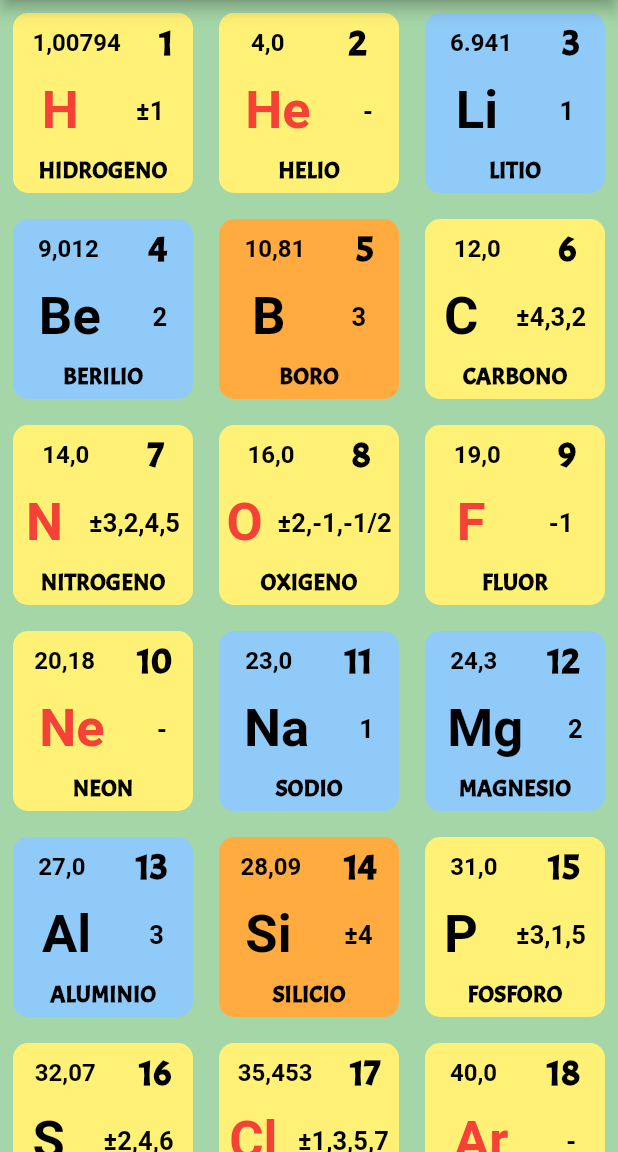
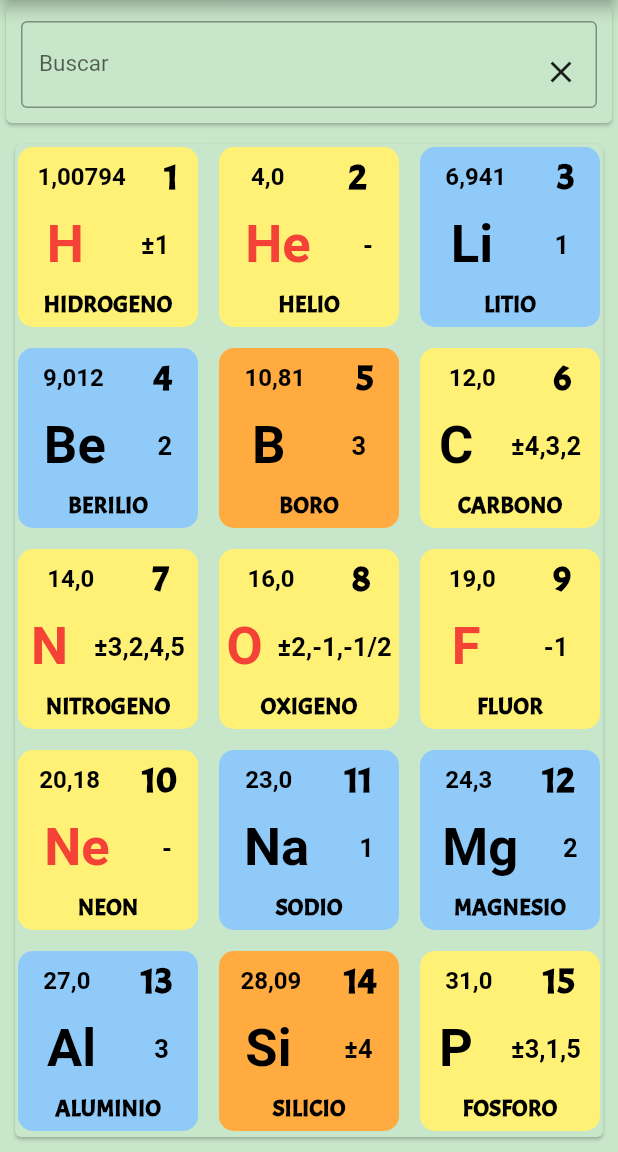
Before and after one commit to juancarlos170429/Configuracio_Electronica_App_abc, a Flutter app: the screen it shows after launch, on a phone screen of 412 x 824 dp, the part 84-1236 px from its top. Run offline on Flutter 3.47's test engine with Material 2 defaults, Android fonts, the phone set to English and light mode, and no system bars.

Commit message:
impletancion de buscar

```diff
--- a/lib/conf_elect.dart
+++ b/lib/conf_elect.dart
@@ -1,22 +1,34 @@
 import 'package:flutter/material.dart';
 import 'elemento.dart';
-class ConfElect extends StatelessWidget{
-  String pesoAtomico="63,55";
-  String numeroAtomico="29";
-  String simbolo="Cu";
-  String estadoOxidacion="2,1";
-  String nombre="COBRE";
+
+class ConfElect extends StatelessWidget {
+  String pesoAtomico = "63,55";
+  String numeroAtomico = "29";
+  String simbolo = "Cu";
+  String estadoOxidacion = "2,1";
+  String nombre = "COBRE";
   Color colorFondo;
   Color colorLetraSimbolo;
-  String grupo="1";
-  String periodo="2";
-  String bloque="2";
-  String conf="s";
-  ConfElect(this.pesoAtomico,this.numeroAtomico,this.simbolo,this.estadoOxidacion,this.nombre,this.colorFondo,this.colorLetraSimbolo,this.grupo,this.periodo,this.bloque,this.conf);
+  String grupo = "1";
+  String periodo = "2";
+  String bloque = "2";
+  String conf = "s";
+  ConfElect(
+      this.pesoAtomico,
+      this.numeroAtomico,
+      this.simbolo,
+      this.estadoOxidacion,
+      this.nombre,
+      this.colorFondo,
+      this.colorLetraSimbolo,
+      this.grupo,
+      this.periodo,
+      this.bloque,
+      this.conf);
 
   @override
   Widget build(BuildContext context) {
-    final info= Container(
+    final info = Container(
       height: 120.0,
       width: 640.0,
       decoration: BoxDecoration(
@@ -32,33 +44,34 @@ class ConfElect extends StatelessWidget{
         ],
       ),
       margin: const EdgeInsets.all(20.0),
-      child: Column(
-          mainAxisAlignment: MainAxisAlignment.center,
-          children:[
-            Text("GRUPO : "+grupo,
+      child: Column(mainAxisAlignment: MainAxisAlignment.center, children: [
+        Text(
+          "GRUPO : " + grupo,
           style: TextStyle(
             color: Colors.black,
             fontSize: 24.0,
             fontFamily: "ConcertOne",
           ),
         ),
-            Text("PERIODO : $periodo",
+        Text(
+          "PERIODO : $periodo",
           style: TextStyle(
             color: Colors.black,
             fontSize: 24.0,
             fontFamily: "ConcertOne",
-              ),),
-            Text("BLOQUE : $bloque",
+          ),
+        ),
+        Text(
+          "BLOQUE : $bloque",
           style: TextStyle(
             color: Colors.black,
             fontSize: 24.0,
             fontFamily: "ConcertOne",
-              ),),
-
-          ]
           ),
+        ),
+      ]),
     );
-    final conf_elect=Container(
+    final conf_elect = Container(
       height: 300.0,
       width: 640.0,
       decoration: BoxDecoration(
@@ -74,10 +87,10 @@ class ConfElect extends StatelessWidget{
         ],
       ),
       margin: const EdgeInsets.all(20.0),
-      padding:  EdgeInsets.only(left: 40.0,right: 40.0),
+      padding: EdgeInsets.only(left: 40.0, right: 40.0),
       child: Center(
-        child:Text(conf,
-
+        child: Text(
+          conf,
           style: TextStyle(
             color: Colors.black,
             fontSize: 30.0,
@@ -88,18 +101,18 @@ class ConfElect extends StatelessWidget{
     );
     // TODO: implement build
     return Container(
-      decoration: new BoxDecoration(
-          color: Colors.green[200]
-      ),
+      decoration: new BoxDecoration(color: Colors.green[200]),
       margin: const EdgeInsets.only(top: 22.0),
       child: Column(
         children: [
-            Elemento(pesoAtomico,numeroAtomico,simbolo,estadoOxidacion,nombre,colorFondo,colorLetraSimbolo),
-            info,
-            conf_elect
+          Elemento(pesoAtomico, numeroAtomico, simbolo, estadoOxidacion, nombre,
+              colorFondo, colorLetraSimbolo),
+          Expanded(
+              child: ListView(
+            children: [info, conf_elect],
+          ))
         ],
       ),
     );
   }
-
 }
--- a/lib/leyenda.dart
+++ b/lib/leyenda.dart
@@ -1,50 +1,43 @@
 import 'package:flutter/material.dart';
-class LeyendaView extends StatelessWidget{
+
+class LeyendaView extends StatelessWidget {
   @override
   Widget build(BuildContext context) {
     // TODO: implement build
     return Container(
-     margin: EdgeInsets.only(top: 120),
-     child: Column(
-       crossAxisAlignment: CrossAxisAlignment.center,
+      child: ListView(
         children: [
           Container(
+            margin: EdgeInsets.only(top: 70),
             height: 200.0,
             width: 400.0,
             decoration: BoxDecoration(
-              image: DecorationImage(
-                image: AssetImage('assets/Im1.png')
-              )
-           ),
+                image: DecorationImage(image: AssetImage('assets/Im1.png'))),
           ),
           Container(
+            margin: EdgeInsets.only(top: 70),
             height: 200.0,
             width: 400.0,
             decoration: BoxDecoration(
-               image: DecorationImage(
-                   image: AssetImage('assets/Im2.png')
-               )
-           ),
+                image: DecorationImage(image: AssetImage('assets/Im2.png'))),
           ),
         ],
       ),
     );
   }
+}
 
-}
-class Leyenda extends StatelessWidget{
+class Leyenda extends StatelessWidget {
   @override
   Widget build(BuildContext context) {
     // TODO: implement build
     return Scaffold(
-      backgroundColor:Color.fromARGB(255, 159, 237, 157),
+      backgroundColor: Color.fromARGB(255, 159, 237, 157),
       appBar: AppBar(
         backgroundColor: Colors.green,
         title: Text("Leyenda"),
       ),
-      body:LeyendaView(),
-
+      body: LeyendaView(),
     );
   }
-
 }
--- /dev/null
+++ b/lib/lista_buscar.dart
@@ -0,0 +1,333 @@
+import 'package:conf_elect_app/models/elementos.dart';
+import 'package:conf_elect_app/elemento.dart';
+import 'package:conf_elect_app/second_route.dart';
+import 'package:flutter/material.dart';
+
+class ListaBuscar extends StatefulWidget {
+  @override
+  _ListaBuscarState createState() => _ListaBuscarState();
+}
+
+class _ListaBuscarState extends State<ListaBuscar> {
+  List<Elementos> lista;
+  List<Elementos> listaBusqueda;
+  final TextEditingController input = TextEditingController(text: '');
+
+  @override
+  void initState() {
+    // TODO: implement initState
+    super.initState();
+    lista = [
+      Elementos("1,00794", "1", "H", "±1", "HIDROGENO", "amarillo", "rojo",
+          "I-A", "1", "s", "1s1"),
+      Elementos("4,0", "2", "He", "-", "HELIO", "amarillo", "rojo", "VIII-A",
+          "1", "s", "1s2"),
+      Elementos("6,941", "3", "Li", "1", "LITIO", "celeste", "negro", "I-A",
+          "2", "s", "1s2 2s1"),
+      Elementos("9,012", "4", "Be", "2", "BERILIO", "celeste", "negro", "II-A",
+          "2", "s", "1s2 2s2"),
+      Elementos("10,81", "5", "B", "3", "BORO", "naranja", "negro", "III-A",
+          "2", "p", "1s2 2s2 2p1"),
+      Elementos("12,0", "6", "C", "±4,3,2", "CARBONO", "amarillo", "negro",
+          "IV-A", "2", "p", "1s2 2s2 2p2"),
+      Elementos("14,0", "7", "N", "±3,2,4,5", "NITROGENO", "amarillo", "rojo",
+          "V-A", "2", "p", "1s2 2s2 2p3"),
+      Elementos("16,0", "8", "O", "±2,-1,-1/2", "OXIGENO", "amarillo", "rojo",
+          "VI-A", "2", "p", "1s2 2s2 2p4"),
+      Elementos("19,0", "9", "F", "-1", "FLUOR", "amarillo", "rojo", "VII-A",
+          "2", "p", "1s2 2s2 2p5"),
+      Elementos("20,18", "10", "Ne", "-", "NEON", "amarillo", "rojo", "VIII-A",
+          "2", "p", "1s2 2s2 2p6"),
+      Elementos("23,0", "11", "Na", "1", "SODIO", "celeste", "negro", "I-A",
+          "3", "s", "1s2 2s2 2p6 3s1"),
+      Elementos("24,3", "12", "Mg", "2", "MAGNESIO", "celeste", "negro", "II-A",
+          "3", "s", "1s2 2s2 2p6 3s2"),
+      Elementos("27,0", "13", "Al", "3", "ALUMINIO", "celeste", "negro",
+          "III-A", "3", "p", "1s2 2s2 2p6 3s2 3p1"),
+      Elementos("28,09", "14", "Si", "±4", "SILICIO", "naranja", "negro",
+          "IV-A", "3", "p", "1s2 2s2 2p6 3s2 3p2"),
+      Elementos("31,0", "15", "P", "±3,1,5", "FOSFORO", "amarillo", "negro",
+          "V-A", "3", "p", "1s2 2s2 2p6 3s2 3p3"),
+      Elementos("32,07", "16", "S", "±2,4,6", "AZUFRE", "amarillo", "negro",
+          "VI-A", "3", "p", "1s2 2s2 2p6 3s2 3p4"),
+      Elementos("35,453", "17", "Cl", "±1,3,5,7", "CLORO", "amarillo", "rojo",
+          "VII-A", "3", "p", "1s2 2s2 2p6 3s2 3p5"),
+      Elementos("40,0", "18", "Ar", "-", "ARGON", "amarillo", "rojo", "VIII-A",
+          "3", "p", "1s2 2s2 2p6 3s2 3p6"),
+      Elementos("39,1", "19", "K", "1", "POTASIO", "celeste", "negro", "I-A",
+          "4", "s", "1s2 2s2 2p6 3s2 3p6 4s1 "),
+      Elementos("40,1", "20", "Ca", "2", "CALCIO", "celeste", "negro", "II-A",
+          "4", "s", "1s2 2s2 2p6 3s2 3p6 4s2 "),
+      Elementos("45,0", "21", "Sc", "3", "ESCANDIO", "celeste", "negro",
+          "III-B", "4", "d", "1s2 2s2 2p6 3s2 3p6 3d1 4s2"),
+      Elementos("47,867", "22", "Ti", "4,3,2", "TITANIO", "celeste", "negro",
+          "IV-B", "4", "d", "1s2 2s2 2p6 3s2 3p6 3d2 4s2"),
+      Elementos("50,94", "23", "Va", "5,4,3,2", "VANADIO", "celeste", "negro",
+          "V-B", "4", "d", "1s2 2s2 2p6 3s2 3p6 3d3 4s2"),
+      Elementos("52,0", "24", "Cr", "6,3,2", "CROMO", "celeste", "negro",
+          "VI-B", "4", "d", "1s2 2s2 2p6 3s2 3p6 3d5 4s1"),
+      Elementos("54,94", "25", "Mn", "7,6,4,3,2", "MANGANESO", "celeste",
+          "negro", "VII-B", "4", "d", "1s2 2s2 2p6 3s2 3p6 4s2 3d5"),
+      Elementos("55,84", "26", "Fe", "6,3,2", "HIERRO", "celeste", "negro",
+          "VII-B", "4", "dss", "1s2 2s2 2p6 3s2 3p6 4s2 3d5"),
+      Elementos("58,93", "27", "Co", "4,3,2", "COBALTO", "celeste", "negro",
+          "VII-B", "4sssss", "dss", "1s2 2s2 2p6 3s2 3p6 4s2 3d5"),
+      Elementos("58,69", "28", "Ni", "2,3", "NIQUEL", "celeste", "negro",
+          "VII-B", "4sssss", "dss", "1s2 2s2 2p6 3s2 3p6 4s2 3d5"),
+      Elementos("63,55", "29", "Cu", "2,1", "COBRE", "celeste", "negro",
+          "VII-B", "4sssss", "dss", "1s2 2s2 2p6 3s2 3p6 4s2 3d5"),
+      Elementos("65,41", "30", "Zn", "2", "ZINC", "celeste", "negro", "VII-B",
+          "4sssss", "dss", "1s2 2s2 2p6 3s2 3p6 4s2 3d5"),
+      Elementos("69,72", "31", "Ga", "2,3", "GALIO", "celeste", "negro",
+          "III-A", "4", "p", "1s2 2s2 2p6 3s2 3p6 3d10 4s2 4p1"),
+      Elementos("72,64", "32", "Ge", "±4,2", "GERMANIO", "naranja", "negro",
+          "IV-A", "4", "p", "1s2 2s2 2p6 3s2 3p6 3d10 4s2 4p2"),
+      Elementos("74,92", "33", "As", "±3,5", "ARSENICO", "naranja", "negro",
+          "V-A", "4", "p", "1s2 2s2 2p6 3s2 3p6 3d10 4s2 4p3"),
+      Elementos("78,92", "34", "Se", "±2,4,6", "SELENIO", "amarillo", "negro",
+          "VI-A", "4", "p", "1s2 2s2 2p6 3s2 3p6 3d10 4s2 4p4"),
+      Elementos("79,90", "35", "Br", "±1,3,5,7", "BROMO", "amarillo", "verde",
+          "VII-A", "4", "p", "1s2 2s2 2p6 3s2 3p6 3d10 4s2 4p5"),
+      Elementos("83,80", "36", "Kr", "2,4", "KRIPTON", "amarillo", "rojo",
+          "VIII-A", "4", "p", "1s2 2s2 2p6 3s2 3p6 3d10 4s2 4p6"),
+      Elementos("85,47", "37", "Rb", "1", "RUBIDIO", "celeste", "negro", "I-A",
+          "5", "s", "1s2 2s2 2p6 3s2 3p6 3d10 4s2 4p6 5s1"),
+      Elementos("87,62", "38", "Sr", "2", "ESTRONCIO", "celeste", "negro",
+          "II-A", "5", "s", "1s2 2s2 2p6 3s2 3p6 3d10 4s2 4p6 5s2"),
+      Elementos("45,0", "39", "Y", "3", "ITRIO", "celeste", "negro", "III-B",
+          "5", "d", "1s2 2s2 2p6 3s2 3p6 3d10 4s2 4p6 4d1 5s2"),
+      Elementos("91,22", "40", "Zr", "4", "ZIRCONIO", "celeste", "negro",
+          "IV-B", "5", "d", "1s2 2s2 2p6 3s2 3p6 3d10 4s2 4p6 4d2 5s2"),
+      Elementos("92,91", "41", "Nb", "5,3", "NIOBIO", "celeste", "negro", "V-B",
+          "5", "d", "1s2 2s2 2p6 3s2 3p6 3d10 4s2 4p6 4d4 5s1"),
+      Elementos(
+          "95,94",
+          "42",
+          "Mo",
+          "6,5,4,3,2",
+          "MOLIBDENO",
+          "celeste",
+          "negro",
+          "VI-B",
+          "5",
+          "d",
+          "1s2 2s2 2p6 3s2 3p6 3d10 4s2 4p6 4d5 5s1"),
+      Elementos("[98]", "43", "Tc", "7", "TECNECIO", "celeste", "blanco",
+          "VII-B", "5", "d", "1s2 2s2 2p6 3s2 3p6 3d10 4s2 4p6 4d5 5s2"),
+      Elementos(
+          "101,07",
+          "44",
+          "Ru",
+          "8,6,4,3,2",
+          "RUTENIO",
+          "celeste",
+          "negro",
+          "VIII",
+          "5",
+          "d",
+          "1s2 2s2 2p6 3s2 3p6 3d10 4s2 4p6 4d7 5s1"),
+      Elementos("102,9", "45", "Rh", "4,3,2", "RODIO", "celeste", "negro",
+          "VIII", "5", "d", "1s2 2s2 2p6 3s2 3p6 3d10 4s2 4p6 4d8 5s1"),
+      Elementos("106,42", "46", "Pd", "2,4", "PALADIO", "celeste", "negro",
+          "VIII", "5", "d", "1s2 2s2 2p6 3s2 3p6 3d10 4s2 4p6 4d10"),
+      Elementos("107,87", "47", "Ag", "2,1", "PLATA", "celeste", "negro", "I-B",
+          "5", "d", "1s2 2s2 2p6 3s2 3p6 3d10 4s2 4p6 4d10 5s1"),
+      Elementos("112,41", "48", "Cd", "2", "CADMIO", "celeste", "negro", "II-B",
+          "5", "d", "1s2 2s2 2p6 3s2 3p6 3d10 4s2 4p6 4d10 5s2"),
+      Elementos("114,82", "49", "In", "3", "INDIO", "celeste", "negro", "III-A",
+          "5", "p", "1s2 2s2 2p6 3s2 3p6 3d10 4s2 4p6 4d10 5s2 5p1"),
+      Elementos("118,71", "50", "Sn", "4,2", "ESTAÑO", "celeste", "negro",
+          "IV-A", "5", "p", "1s2 2s2 2p6 3s2 3p6 3d10 4s2 4p6 4d10 5s2 5p2"),
+      Elementos("121,76", "51", "Sb", "±3,5", "ANTIMONIO", "naranja", "negro",
+          "V-A", "5", "p", "1s2 2s2 2p6 3s2 3p6 3d10 4s2 4p6 4d10 5s2 5p3"),
+      Elementos("127,60", "52", "Te", "±2,4,6", "TELURO", "naranja", "negro",
+          "VI-A", "5", "p", "1s2 2s2 2p6 3s2 3p6 3d10 4s2 4p6 4d10 5s2 5p4"),
+      Elementos("126,90", "53", "I", "±1,5,7", "IODO", "amarillo", "negro",
+          "VII-A", "5", "p", "1s2 2s2 2p6 3s2 3p6 3d10 4s2 4p6 4d10 5s2 5p5"),
+      Elementos("131,29", "54", "Xe", "8,6,4,2", "XENON", "amarillo", "rojo",
+          "VIII-A", "5", "p", "1s2 2s2 2p6 3s2 3p6 3d10 4s2 4p6 4d10 5s2 5p6"),
+      Elementos("132,9", "55", "Cs", "1", "CESIO", "celeste", "negro", "I-A",
+          "6", "s", "1s2 2s2 2p6 3s2 3p6 3d10 4s2 4p6 4d10 5s2 5p6 6s1"),
+      Elementos("137,3", "56", "Ba", "2", "BARIO", "celeste", "negro", "II-A",
+          "6", "s", "1s2 2s2 2p6 3s2 3p6 3d10 4s2 4p6 4d10 5s2 5p6 6s2"),
+      Elementos("138,9", "57", "La", "3", "LANTANO", "verde", "negro", "III-B",
+          "6", "f", "1s2 2s2 2p6 3s2 3p6 3d10 4s2 4p6 4d10 5s2 5p6 5d1 6s2"),
+      Elementos(
+          "140,12",
+          "58",
+          "Ce",
+          "3,4",
+          "CERIO",
+          "verde",
+          "negro",
+          "III-B",
+          "6",
+          "f",
+          "1s2 2s2 2p6 3s2 3p6 3d10 4s2 4p6 4d10 5s2 5p6 4f1 5d1 6s2"),
+      Elementos(
+          "140,9",
+          "59",
+          "Pr",
+          "3,4",
+          "PRASEODIMIO",
+          "verde",
+          "negro",
+          "III-B",
+          "6",
+          "f",
+          "1s2 2s2 2p6 3s2 3p6 3d10 4s2 4p6 4d10 5s2 5p6 4f3 6s2"),
+      Elementos(
+          "144,24",
+          "60",
+          "Nd",
+          "3",
+          "NEODIMIO",
+          "verde",
+          "negro",
+          "III-B",
+          "6",
+          "f",
+          "1s2 2s2 2p6 3s2 3p6 3d10 4s2 4p6 4d10 5s2 5p6 4f4 6s2"),
+    ];
+
+    listaBusqueda = lista;
+  }
+
+  void buscar(String valor) {
+    setState(() {
+      listaBusqueda = lista
+          .where(
+              (elemento) => elemento.nombre.indexOf(valor.toUpperCase()) >= 0)
+          .toList();
+    });
+  }
+
+  var Eliminar = "1";
+  chooseColor(String valor) {
+    Color _color;
+    switch (valor) {
+      case 'amarillo':
+        _color = Colors.yellow[300];
+        break;
+      case 'celeste':
+        _color = Colors.blue[200];
+        break;
+      case 'verde':
+        _color = Colors.green[500];
+        break;
+      case 'naranja':
+        _color = Colors.orangeAccent;
+        break;
+      case 'negro':
+        _color = Colors.black;
+        break;
+      case 'blanco':
+        _color = Colors.white;
+        break;
+      case 'plomo':
+        _color = Colors.grey[400];
+        break;
+      case 'rojo':
+        _color = Colors.red;
+        break;
+      default:
+        _color = Colors.green;
+        break;
+    }
+    return _color;
+  }
+
+  @override
+  Widget build(BuildContext context) {
+    return Scaffold(
+        backgroundColor: Colors.green[100],
+        body: Column(
+          children: [
+            Card(
+              color: Colors.green[100],
+              child: Padding(
+                padding: const EdgeInsets.all(10.0),
+                child: Stack(alignment: Alignment(1.0, 1.0), children: [
+                  TextField(
+                      decoration: InputDecoration(
+                        border: OutlineInputBorder(),
+                        labelText: 'Buscar',
+                      ),
+                      style: TextStyle(
+                        fontSize: 15,
+                      ),
+                      controller: input,
+                      onChanged: (String valor) {
+                        buscar(valor);
+                        if (valor.length > 0) {
+                          //IconButton(icon: Icon(Icons.search));
+                          Eliminar = "1";
+                          //si entra
+                        } else {
+                          Eliminar = "0";
+                        }
+                      }),
+                  IconButton(
+                      icon: Eliminar == "1"
+                          ? Icon(Icons.close_outlined)
+                          : Icon(Icons.search_rounded),
+                      onPressed: Eliminar == "1"
+                          ? () {
+                              buscar("");
+                              input.clear();
+                            }
+                          : () {})
+                ]),
+              ),
+            ),
+            Expanded(
+              child: Card(
+                color: Colors.green[100],
+                margin: EdgeInsets.all(10),
+                child: GridView.builder(
+                    gridDelegate: SliverGridDelegateWithFixedCrossAxisCount(
+                      crossAxisCount: 3,
+                      crossAxisSpacing: 10,
+                      mainAxisSpacing: 10,
+                    ),
+                    itemCount: listaBusqueda.length,
+                    itemBuilder: (context, index) {
+                      return InkWell(
+                        onTap: () {
+                          Navigator.push(
+                            context,
+                            MaterialPageRoute(
+                                builder: (context) => new SecondRoute(
+                                    listaBusqueda[index].pesoAtomico,
+                                    listaBusqueda[index].numeroAtomico,
+                                    listaBusqueda[index].simbolo,
+                                    listaBusqueda[index].estadoOxidacion,
+                                    listaBusqueda[index].nombre,
+                                    chooseColor(
+                                        listaBusqueda[index].colorFondo),
+                                    chooseColor(
+                                        listaBusqueda[index].colorLetraSimbolo),
+                                    listaBusqueda[index].grupo,
+                                    listaBusqueda[index].periodo,
+                                    listaBusqueda[index].bloque,
+                                    listaBusqueda[index].conf)),
+                          );
+                        }, // Handle your callback
+                        child: Center(
+                            child: Elemento(
+                                listaBusqueda[index].pesoAtomico,
+                                listaBusqueda[index].numeroAtomico,
+                                listaBusqueda[index].simbolo,
+                                listaBusqueda[index].estadoOxidacion,
+                                listaBusqueda[index].nombre,
+                                chooseColor(listaBusqueda[index].colorFondo),
+                                chooseColor(
+                                    listaBusqueda[index].colorLetraSimbolo))),
+                      );
+                    }),
+              ),
+            ),
+          ],
+        ));
+  }
+}
--- a/lib/lista_elementos.dart
+++ b/lib/lista_elementos.dart
@@ -9,6 +9,8 @@ class ListaElementos extends StatelessWidget {
     // TODO: implement build
     return GridView.count(
       crossAxisCount: 3,
+      crossAxisSpacing: 20,
+      mainAxisSpacing: 10,
       children: [
         InkWell(
           onTap: () {
--- a/lib/main.dart
+++ b/lib/main.dart
@@ -2,6 +2,7 @@ import 'package:conf_elect_app/conf_elect.dart';
 import 'package:conf_elect_app/drawer_all.dart';
 import 'package:conf_elect_app/elemento.dart';
 import 'package:conf_elect_app/leyenda.dart';
+import 'package:conf_elect_app/lista_buscar.dart';
 import 'package:conf_elect_app/lista_elementos.dart';
 import 'package:flutter/material.dart';
 
@@ -10,32 +11,28 @@ void main() {
 }
 
 class MyApp extends StatelessWidget {
-  _searchBar(){
+  _searchBar() {
     return Padding(
       padding: const EdgeInsets.all(8.0),
-      child:  TextField(
-        decoration: InputDecoration(
-            hintText: "Buscar..."
-        ),
+      child: TextField(
+        decoration: InputDecoration(hintText: "Buscar..."),
       ),
     );
   }
+
   @override
   Widget build(BuildContext context) {
     return MaterialApp(
-
       home: Scaffold(
-
-          backgroundColor: Colors.green[200],
-          appBar: AppBar(
+        backgroundColor: Colors.green[200],
+        appBar: AppBar(
             backgroundColor: Colors.green,
-            title:Text("Lista de Elementos ",)
-          ),
+            title: Text(
+              "Lista de Elementos ",
+            )),
         drawer: DrawerAll(),
-        body:ListaElementos(),
-
-
-
+        body: ListaBuscar(),
+        //ListaElementos(),
       ),
     );
   }
--- /dev/null
+++ b/lib/models/elementos.dart
@@ -0,0 +1,27 @@
+import 'package:flutter/material.dart';
+
+class Elementos {
+  String pesoAtomico = "63,55";
+  String numeroAtomico = "29";
+  String simbolo = "Cu";
+  String estadoOxidacion = "2,1";
+  String nombre = "COBRE";
+  String colorFondo;
+  String colorLetraSimbolo;
+  String grupo = "1";
+  String periodo = "2";
+  String bloque = "2";
+  String conf = "s";
+  Elementos(
+      this.pesoAtomico,
+      this.numeroAtomico,
+      this.simbolo,
+      this.estadoOxidacion,
+      this.nombre,
+      this.colorFondo,
+      this.colorLetraSimbolo,
+      this.grupo,
+      this.periodo,
+      this.bloque,
+      this.conf);
+}
```
Also changed, not shown: lib/elemento.dart (+36 -34 lines), lib/pruebas.dart (added). Lines whose indentation alone changed are shown as unchanged.
